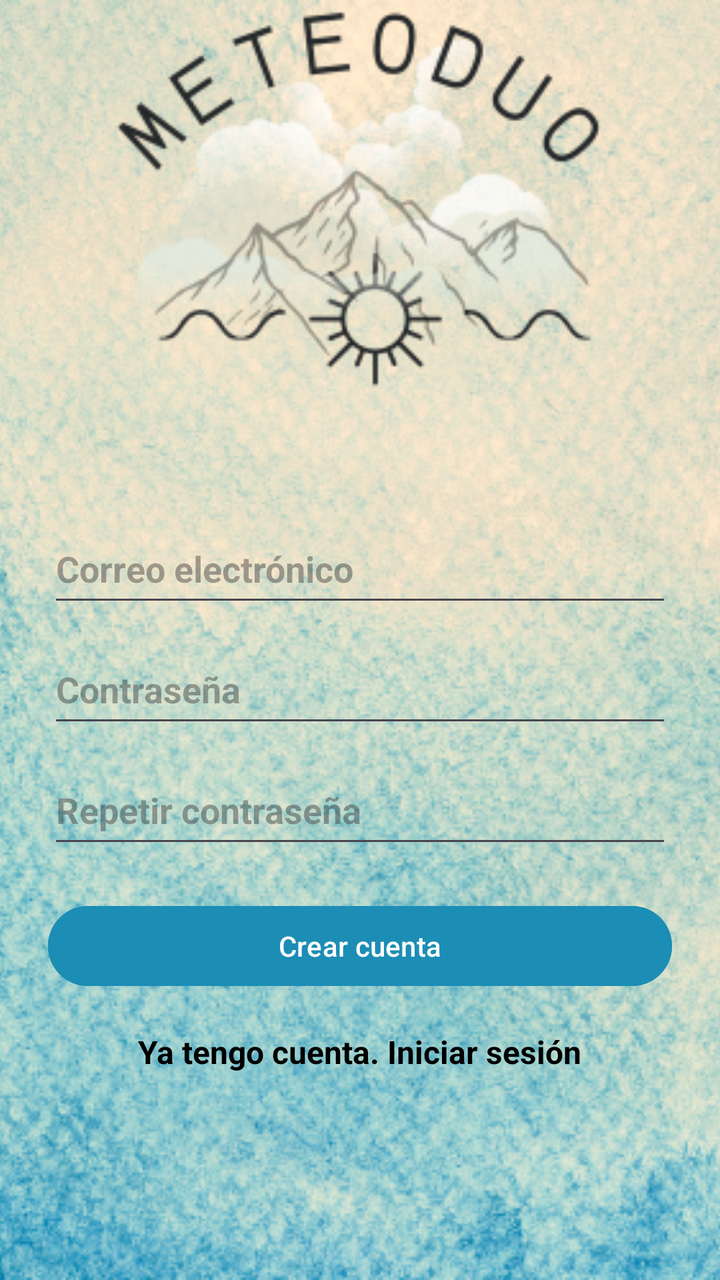
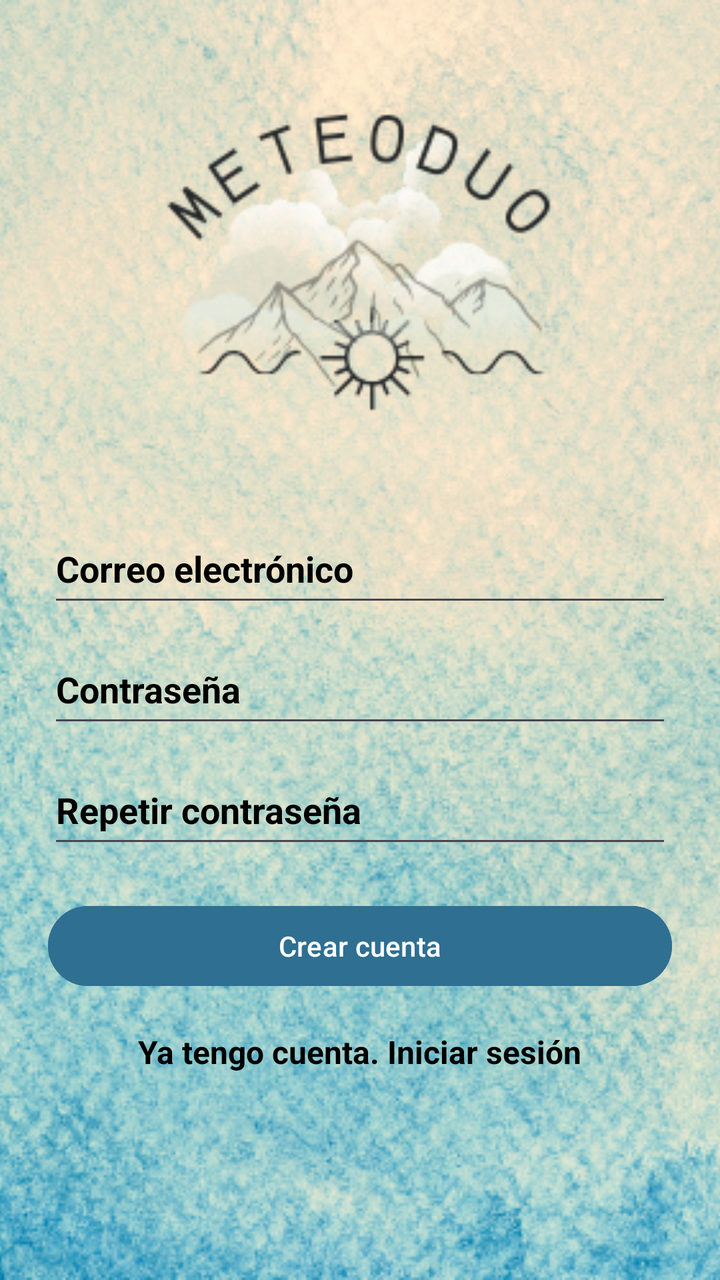

The first picture is an Android layout as it rendered before a commit; the second is the same layout after the commit. The layout source and the unified diff follow.
<!-- AndroidManifest.xml: application theme Theme.MeteoDuo -->
<!-- res/layout/activity_register.xml -->
<?xml version="1.0" encoding="utf-8"?>
<androidx.constraintlayout.widget.ConstraintLayout
    xmlns:android="http://schemas.android.com/apk/res/android"
    xmlns:app="http://schemas.android.com/apk/res-auto"
    android:layout_width="match_parent"
    android:layout_height="match_parent">

    
    <ImageView
        android:id="@+id/bgRegister"
        android:layout_width="0dp"
        android:layout_height="0dp"
        android:scaleType="centerCrop"
        android:src="@drawable/meteoduo"
        android:contentDescription="@null"
        app:layout_constraintTop_toTopOf="parent"
        app:layout_constraintBottom_toBottomOf="parent"
        app:layout_constraintStart_toStartOf="parent"
        app:layout_constraintEnd_toEndOf="parent" />

    

    <EditText
        android:id="@+id/etEmailReg"
        android:layout_width="0dp"
        android:layout_height="wrap_content"
        android:hint="@string/email_hint"
        android:inputType="textEmailAddress"
        android:textColor="@color/black"
        android:textStyle="bold"
        android:minHeight="48dp"
        android:paddingVertical="12dp"
        android:layout_marginStart="24dp"
        android:layout_marginEnd="24dp"
        android:layout_marginTop="260dp"
        app:layout_constraintStart_toStartOf="parent"
        app:layout_constraintEnd_toEndOf="parent"
        app:layout_constraintTop_toTopOf="parent" />


    

    <EditText
        android:id="@+id/etPasswordReg"
        android:layout_width="0dp"
        android:layout_height="wrap_content"
        android:hint="@string/password_hint"
        android:inputType="textPassword"
        android:textColor="@color/black"
        android:textStyle="bold"
        android:minHeight="48dp"
        android:paddingVertical="12dp"
        android:layout_marginStart="24dp"
        android:layout_marginEnd="24dp"
        android:layout_marginTop="12dp"
        app:layout_constraintStart_toStartOf="parent"
        app:layout_constraintEnd_toEndOf="parent"
        app:layout_constraintTop_toBottomOf="@id/etEmailReg" />

    

    <EditText
        android:id="@+id/etPasswordReg2"
        android:layout_width="0dp"
        android:layout_height="wrap_content"
        android:hint="@string/repeat_password"
        android:inputType="textPassword"
        android:textColor="@color/black"
        android:textStyle="bold"
        android:minHeight="48dp"
        android:paddingVertical="12dp"
        android:layout_marginStart="24dp"
        android:layout_marginEnd="24dp"
        android:layout_marginTop="12dp"
        app:layout_constraintStart_toStartOf="parent"
        app:layout_constraintEnd_toEndOf="parent"
        app:layout_constraintTop_toBottomOf="@id/etPasswordReg" />


    

    <Button
        android:id="@+id/btnCrearCuenta"
        android:layout_width="0dp"
        android:layout_height="wrap_content"
        android:text="@string/register_button"
        android:backgroundTint="@color/boton"
        android:layout_marginStart="24dp"
        android:layout_marginEnd="24dp"
        android:layout_marginTop="20dp"
        app:layout_constraintWidth_max="320dp"
        app:layout_constraintTop_toBottomOf="@id/etPasswordReg2"
        app:layout_constraintStart_toStartOf="parent"
        app:layout_constraintEnd_toEndOf="parent" />

    

    <TextView
        android:id="@+id/tvVolverLogin"
        android:layout_width="wrap_content"
        android:layout_height="wrap_content"
        android:text="@string/go_to_login"
        android:textColor="@color/black"
        android:textStyle="bold"
        android:textSize="16sp"
        android:layout_marginTop="18dp"
        app:layout_constraintTop_toBottomOf="@id/btnCrearCuenta"
        app:layout_constraintStart_toStartOf="parent"
        app:layout_constraintEnd_toEndOf="parent" />

</androidx.constraintlayout.widget.ConstraintLayout>
<!-- resources referenced by this layout -->
<resources>
  <color name="black">#FF000000</color>
  <color name="boton">#1c8db5</color>
  <!-- drawable meteoduo: png bitmap (drawable, 529997 bytes) -->
  <string name="email_hint">Correo electrónico</string>
  <string name="go_to_login">Ya tengo cuenta. Iniciar sesión</string>
  <string name="password_hint">Contraseña</string>
  <string name="register_button">Crear cuenta</string>
  <string name="repeat_password">Repetir contraseña</string>
  <style name="Theme.MeteoDuo" parent="Base.Theme.MeteoDuo" />
  <style name="Base.Theme.MeteoDuo" parent="Theme.Material3.DayNight.NoActionBar">
          
  
  
      </style>
</resources>

<!-- the commit's change to res/layout/activity_register.xml (unified diff, before → after) -->
@@ -11,7 +11,7 @@
         android:layout_width="0dp"
         android:layout_height="0dp"
         android:scaleType="centerCrop"
-        android:src="@drawable/meteoduo"
+        android:src="@drawable/meteo"
         android:contentDescription="@null"
         app:layout_constraintTop_toTopOf="parent"
         app:layout_constraintBottom_toBottomOf="parent"
@@ -27,6 +27,7 @@
         android:hint="@string/email_hint"
         android:inputType="textEmailAddress"
         android:textColor="@color/black"
+        android:textColorHint="@color/black"
         android:textStyle="bold"
         android:minHeight="48dp"
         android:paddingVertical="12dp"
@@ -47,6 +48,7 @@
         android:hint="@string/password_hint"
         android:inputType="textPassword"
         android:textColor="@color/black"
+        android:textColorHint="@color/black"
         android:textStyle="bold"
         android:minHeight="48dp"
         android:paddingVertical="12dp"
@@ -66,6 +68,7 @@
         android:hint="@string/repeat_password"
         android:inputType="textPassword"
         android:textColor="@color/black"
+        android:textColorHint="@color/black"
         android:textStyle="bold"
         android:minHeight="48dp"
         android:paddingVertical="12dp"
@@ -85,6 +88,7 @@
         android:layout_height="wrap_content"
         android:text="@string/register_button"
         android:backgroundTint="@color/boton"
+        android:textColor="@color/white"
         android:layout_marginStart="24dp"
         android:layout_marginEnd="24dp"
         android:layout_marginTop="20dp"
<!-- resource entries referenced after the edit -->
@@ -1,8 +1,9 @@
 <!-- resources referenced by this layout -->
 <resources>
   <color name="black">#FF000000</color>
-  <color name="boton">#1c8db5</color>
-  <!-- drawable meteoduo: png bitmap (drawable, 529997 bytes) -->
+  <color name="boton">#2F6F91</color>
+  <color name="white">#FFFFFFFF</color>
+  <!-- drawable meteo: png bitmap (drawable, 526604 bytes) -->
   <string name="email_hint">Correo electrónico</string>
   <string name="go_to_login">Ya tengo cuenta. Iniciar sesión</string>
   <string name="password_hint">Contraseña</string>
